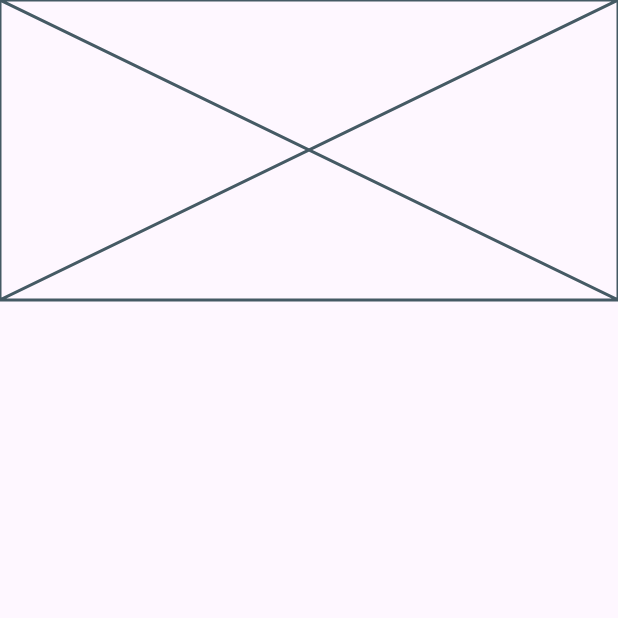
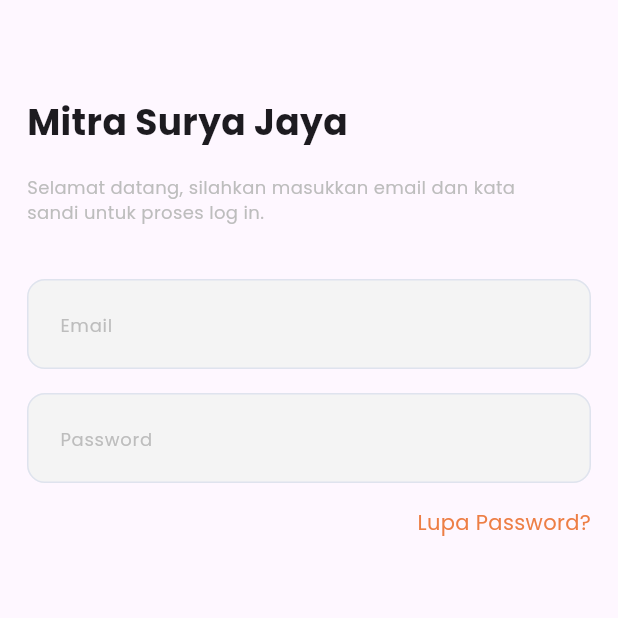
Before and after one commit to hoesk1ee/mitra_surya_jaya, a Flutter app: the screen it shows after launch, on a phone screen of 412 x 824 dp, the top half of it. Run offline on Flutter 3.47's test engine with Material 3 defaults, Android fonts, the phone set to English and light mode, and no system bars; our stand-ins replace gap, go_router, google_fonts.

Commit message:
Update login UI

```diff
--- a/lib/presentation/misc/colors.dart
+++ b/lib/presentation/misc/colors.dart
@@ -5,4 +5,6 @@ class AppColor {
   static const mainWhiteColor = Color(0xFFFFFFFF);
   static const secondaryWhiteColor = Color(0xFFF7F7F7);
   static const shadowColor = Color(0xFFDFE3EE);
+  static const hintTextColor = Color(0xFFBDBDBD);
+  static const textFieldColor = Color(0xFFF4F4F4);
 }
--- /dev/null
+++ b/lib/presentation/misc/size.dart
@@ -0,0 +1,6 @@
+import 'package:flutter/material.dart';
+
+class AppSize {
+  static const double titleTextSize = 24;
+  static const double hintTextSize = 12;
+}
--- /dev/null
+++ b/lib/presentation/misc/text_styles.dart
@@ -0,0 +1,17 @@
+import 'package:flutter/material.dart';
+import 'package:mitra_surya_jaya/presentation/misc/colors.dart';
+import 'package:mitra_surya_jaya/presentation/misc/size.dart';
+
+class AppTextStyle {
+  static const titleTextStyle = TextStyle(
+    fontWeight: FontWeight.bold,
+    fontSize: AppSize.titleTextSize,
+  );
+  static const hintTextStyle = TextStyle(
+    color: AppColor.hintTextColor,
+    fontSize: AppSize.hintTextSize,
+  );
+  static const mainColorTextStyle = TextStyle(
+    color: AppColor.mainOrangeColor,
+  );
+}
--- a/lib/presentation/pages/login_page.dart
+++ b/lib/presentation/pages/login_page.dart
@@ -1,19 +1,108 @@
 import 'package:flutter/material.dart';
+import 'package:flutter/widgets.dart';
+import 'package:gap/gap.dart';
+import 'package:mitra_surya_jaya/presentation/misc/colors.dart';
+import 'package:mitra_surya_jaya/presentation/misc/text_styles.dart';
 
-class LoginPage extends StatelessWidget {
+class LoginPage extends StatefulWidget {
   const LoginPage({super.key});
+
+  @override
+  State<LoginPage> createState() => _LoginPageState();
+}
+
+class _LoginPageState extends State<LoginPage> {
+  final formKey = GlobalKey<FormState>();
+  final TextEditingController _emailController = TextEditingController();
+  final TextEditingController _passwordController = TextEditingController();
 
   @override
   Widget build(BuildContext context) {
     return Scaffold(
       body: SafeArea(
-        child: Column(
-          children: [
-            Placeholder(
-              fallbackHeight: 200,
-              fallbackWidth: 100,
-            ),
-          ],
+        child: Padding(
+          padding: const EdgeInsets.fromLTRB(18, 64, 18, 0),
+          child: Column(
+            crossAxisAlignment: CrossAxisAlignment.start,
+            children: [
+              const Text(
+                "Mitra Surya Jaya",
+                style: AppTextStyle.titleTextStyle,
+              ),
+              const Gap(18),
+              SizedBox(
+                width: MediaQuery.sizeOf(context).width / 1.2,
+                child: const Text(
+                  "Selamat datang, silahkan masukkan email dan kata sandi untuk proses log in.",
+                  style: AppTextStyle.hintTextStyle,
+                ),
+              ),
+              const Gap(36),
+              Form(
+                key: formKey,
+                child: Column(
+                  children: [
+                    TextFormField(
+                      decoration: InputDecoration(
+                        filled: true,
+                        fillColor: AppColor.textFieldColor,
+                        contentPadding: const EdgeInsets.symmetric(
+                            vertical: 18, horizontal: 18),
+                        enabledBorder: OutlineInputBorder(
+                          borderRadius: BorderRadius.circular(12),
+                          borderSide: const BorderSide(
+                            color: AppColor.shadowColor,
+                          ),
+                        ),
+                        focusedBorder: OutlineInputBorder(
+                          borderRadius: BorderRadius.circular(12),
+                          borderSide: const BorderSide(
+                            color: AppColor.mainOrangeColor,
+                          ),
+                        ),
+                        hintText: "Email",
+                        hintStyle: AppTextStyle.hintTextStyle,
+                      ),
+                    ),
+                    const Gap(16),
+                    TextFormField(
+                      decoration: InputDecoration(
+                        filled: true,
+                        fillColor: AppColor.textFieldColor,
+                        contentPadding: const EdgeInsets.symmetric(
+                            vertical: 18, horizontal: 18),
+                        enabledBorder: OutlineInputBorder(
+                          borderRadius: BorderRadius.circular(12),
+                          borderSide: const BorderSide(
+                            color: AppColor.shadowColor,
+                          ),
+                        ),
+                        focusedBorder: OutlineInputBorder(
+                          borderRadius: BorderRadius.circular(12),
+                          borderSide: const BorderSide(
+                            color: AppColor.mainOrangeColor,
+                          ),
+                        ),
+                        hintText: "Password",
+                        hintStyle: AppTextStyle.hintTextStyle,
+                      ),
+                    ),
+                  ],
+                ),
+              ),
+              const Gap(16),
+              Align(
+                alignment: Alignment.centerRight,
+                child: GestureDetector(
+                  onTap: () {},
+                  child: const Text(
+                    "Lupa Password?",
+                    style: AppTextStyle.mainColorTextStyle,
+                  ),
+                ),
+              ),
+            ],
+          ),
         ),
       ),
     );
--- a/pubspec.yaml
+++ b/pubspec.yaml
@@ -37,6 +37,7 @@ dependencies:
   cupertino_icons: ^1.0.2
   go_router: ^13.2.0
   google_fonts: ^6.2.1
+  gap: ^3.0.1
 
 dev_dependencies:
   flutter_test:
```
Also changed, not shown: pubspec.lock.
